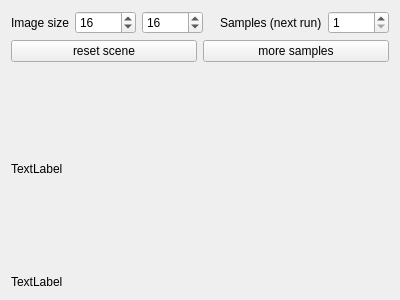
Above: src/picogen/cracker/renderwidget.ui from phresnel/picogen before the change. Below: the same form after it.
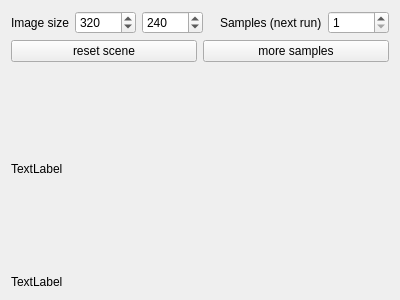
That is the form after the change.

```diff
--- a/src/picogen/cracker/renderwidget.ui
+++ b/src/picogen/cracker/renderwidget.ui
@@ -32,7 +32,7 @@
         <number>32768</number>
        </property>
        <property name="value">
-        <number>16</number>
+        <number>320</number>
        </property>
       </widget>
      </item>
@@ -45,7 +45,7 @@
         <number>32768</number>
        </property>
        <property name="value">
-        <number>16</number>
+        <number>240</number>
        </property>
       </widget>
      </item>
```
